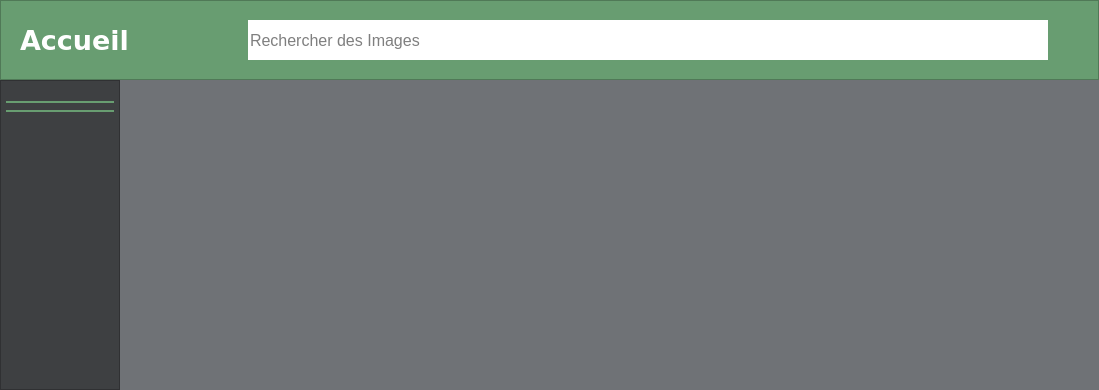
TheoFRASSI/GaleriePhotoIHM, file mainwindow.ui: the form before one commit.
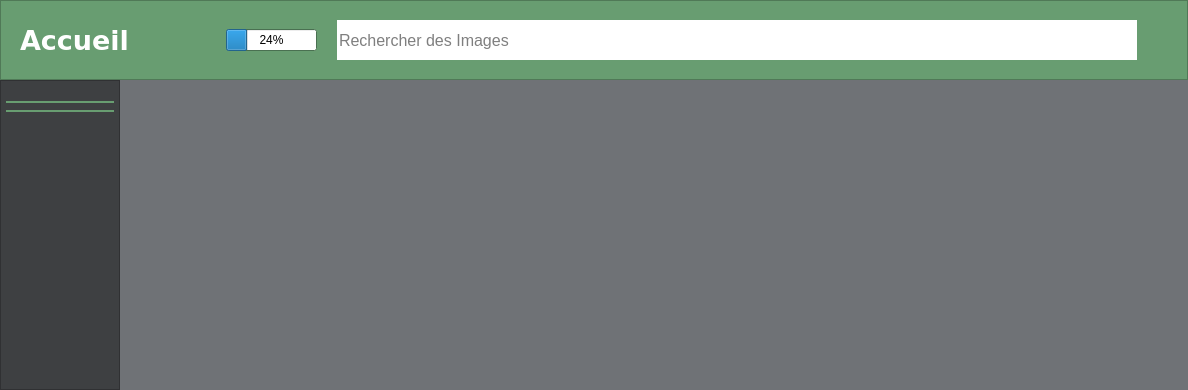
The form after the commit. Icons and pictures are not drawn.

Commit message: progress bar, quelques améliorations de code, slider de la page d'accueil bloqués à 15 img

Patch:
```diff
--- a/mainwindow.ui
+++ b/mainwindow.ui
@@ -1503,6 +1503,13 @@
                </property>
               </widget>
              </item>
+             <item>
+              <widget class="QProgressBar" name="progressBar">
+               <property name="value">
+                <number>24</number>
+               </property>
+              </widget>
+             </item>
             </layout>
            </item>
            <item>
```
The commit also changes 8 other files.
